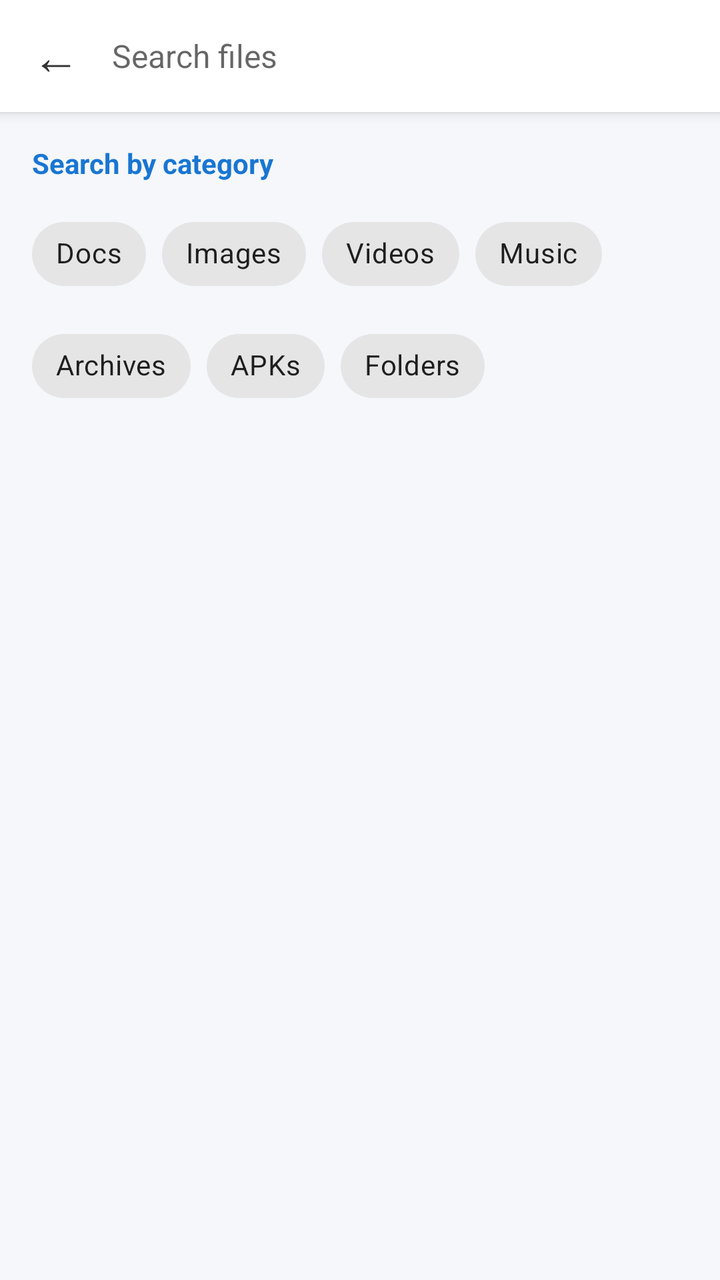
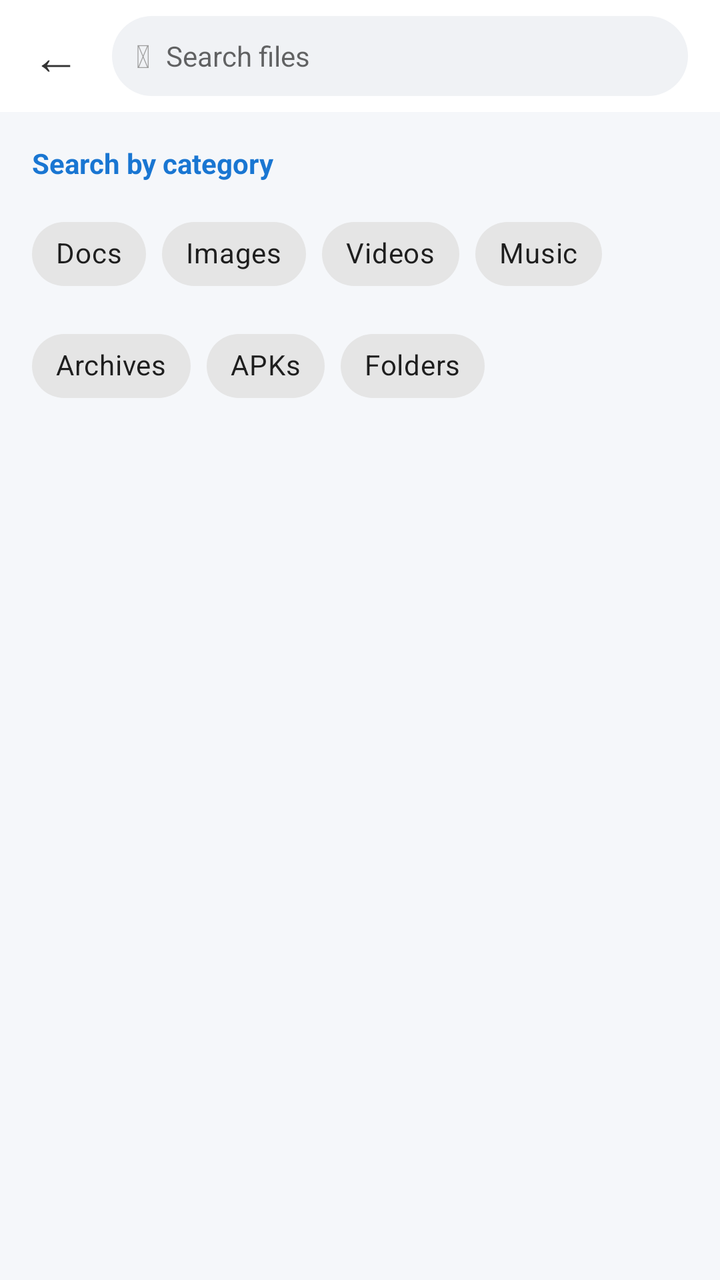

The first picture is an Android layout as it rendered before a commit; the second is the same layout after the commit. The layout source and the unified diff follow.
<!-- AndroidManifest.xml: application theme Theme.MyFile -->
<!-- res/layout/activity_search.xml -->
<?xml version="1.0" encoding="utf-8"?>
<LinearLayout xmlns:android="http://schemas.android.com/apk/res/android"
    xmlns:app="http://schemas.android.com/apk/res-auto"
    android:layout_width="match_parent"
    android:layout_height="match_parent"
    android:orientation="vertical"
    android:background="#F5F7FA">

    
    <LinearLayout
        android:layout_width="match_parent"
        android:layout_height="wrap_content"
        android:orientation="horizontal"
        android:gravity="center_vertical"
        android:background="#FFFFFF"
        android:padding="8dp"
        android:elevation="4dp">

        <TextView
            android:id="@+id/btnBack"
            android:layout_width="40dp"
            android:layout_height="40dp"
            android:gravity="center"
            android:text="&#8592;"
            android:textSize="24sp"
            android:textColor="#333333"
            android:background="?attr/selectableItemBackgroundBorderless" />

        <EditText
            android:id="@+id/etSearchQuery"
            android:layout_width="0dp"
            android:layout_height="40dp"
            android:layout_weight="1"
            android:background="@null"
            android:hint="Search files"
            android:paddingStart="8dp"
            android:paddingEnd="8dp"
            android:singleLine="true"
            android:imeOptions="actionSearch"
            android:textColor="#333333"
            android:textSize="16sp" />

        <TextView
            android:id="@+id/btnClear"
            android:layout_width="40dp"
            android:layout_height="40dp"
            android:gravity="center"
            android:text="✕"
            android:textSize="18sp"
            android:textColor="#9E9E9E"
            android:background="?attr/selectableItemBackgroundBorderless"
            android:visibility="gone" />
    </LinearLayout>

    <FrameLayout
        android:layout_width="match_parent"
        android:layout_height="match_parent">

        
        <ScrollView
            android:id="@+id/layoutSuggestions"
            android:layout_width="match_parent"
            android:layout_height="match_parent"
            android:padding="16dp">

            <LinearLayout
                android:layout_width="match_parent"
                android:layout_height="wrap_content"
                android:orientation="vertical">

                <TextView
                    android:layout_width="wrap_content"
                    android:layout_height="wrap_content"
                    android:text="Search by category"
                    android:textColor="#1976D2"
                    android:textSize="14sp"
                    android:textStyle="bold"
                    android:layout_marginBottom="12dp" />

                <com.google.android.material.chip.ChipGroup
                    android:id="@+id/chipGroupCategories"
                    android:layout_width="match_parent"
                    android:layout_height="wrap_content"
                    app:chipSpacingHorizontal="8dp"
                    app:chipSpacingVertical="8dp">

                    <com.google.android.material.chip.Chip
                        android:id="@+id/chipDocs"
                        style="@style/Widget.MaterialComponents.Chip.Action"
                        android:layout_width="wrap_content"
                        android:layout_height="wrap_content"
                        android:text="Docs" />

                    <com.google.android.material.chip.Chip
                        android:id="@+id/chipImages"
                        style="@style/Widget.MaterialComponents.Chip.Action"
                        android:layout_width="wrap_content"
                        android:layout_height="wrap_content"
                        android:text="Images" />

                    <com.google.android.material.chip.Chip
                        android:id="@+id/chipVideos"
                        style="@style/Widget.MaterialComponents.Chip.Action"
                        android:layout_width="wrap_content"
                        android:layout_height="wrap_content"
                        android:text="Videos" />

                    <com.google.android.material.chip.Chip
                        android:id="@+id/chipMusic"
                        style="@style/Widget.MaterialComponents.Chip.Action"
                        android:layout_width="wrap_content"
                        android:layout_height="wrap_content"
                        android:text="Music" />

                    <com.google.android.material.chip.Chip
                        android:id="@+id/chipArchives"
                        style="@style/Widget.MaterialComponents.Chip.Action"
                        android:layout_width="wrap_content"
                        android:layout_height="wrap_content"
                        android:text="Archives" />

                    <com.google.android.material.chip.Chip
                        android:id="@+id/chipApks"
                        style="@style/Widget.MaterialComponents.Chip.Action"
                        android:layout_width="wrap_content"
                        android:layout_height="wrap_content"
                        android:text="APKs" />

                    <com.google.android.material.chip.Chip
                        android:id="@+id/chipFolders"
                        style="@style/Widget.MaterialComponents.Chip.Action"
                        android:layout_width="wrap_content"
                        android:layout_height="wrap_content"
                        android:text="Folders" />

                </com.google.android.material.chip.ChipGroup>
                
                
                <LinearLayout
                    android:id="@+id/layoutRecentSearchesContainer"
                    android:layout_width="match_parent"
                    android:layout_height="wrap_content"
                    android:orientation="vertical"
                    android:layout_marginTop="24dp"
                    android:visibility="gone">

                    <LinearLayout
                        android:layout_width="match_parent"
                        android:layout_height="wrap_content"
                        android:orientation="horizontal"
                        android:gravity="center_vertical"
                        android:layout_marginBottom="12dp">
                        
                        <TextView
                            android:layout_width="0dp"
                            android:layout_height="wrap_content"
                            android:layout_weight="1"
                            android:text="Recent searches"
                            android:textColor="#1976D2"
                            android:textSize="14sp"
                            android:textStyle="bold" />
                            
                        <TextView
                            android:id="@+id/btnClearRecent"
                            android:layout_width="wrap_content"
                            android:layout_height="wrap_content"
                            android:text="CLEAR ALL"
                            android:textColor="#9E9E9E"
                            android:textSize="12sp"
                            android:textStyle="bold"
                            android:background="?attr/selectableItemBackgroundBorderless"
                            android:padding="4dp" />
                    </LinearLayout>

                    <LinearLayout
                        android:id="@+id/layoutRecentSearchesList"
                        android:layout_width="match_parent"
                        android:layout_height="wrap_content"
                        android:orientation="vertical" />
                </LinearLayout>
                
                
                <LinearLayout
                    android:id="@+id/layoutLoading"
                    android:layout_width="match_parent"
                    android:layout_height="wrap_content"
                    android:orientation="vertical"
                    android:gravity="center"
                    android:layout_marginTop="32dp"
                    android:visibility="gone">
                    <ProgressBar
                        android:layout_width="wrap_content"
                        android:layout_height="wrap_content" />
                    <TextView
                        android:layout_width="wrap_content"
                        android:layout_height="wrap_content"
                        android:text="Searching..."
                        android:layout_marginTop="8dp"
                        android:textColor="#666666" />
                </LinearLayout>

            </LinearLayout>
        </ScrollView>

        
        <LinearLayout
            android:id="@+id/layoutResults"
            android:layout_width="match_parent"
            android:layout_height="match_parent"
            android:orientation="vertical"
            android:visibility="gone">
            
            <TextView
                android:id="@+id/tvResultsCount"
                android:layout_width="match_parent"
                android:layout_height="wrap_content"
                android:padding="12dp"
                android:textColor="#666666"
                android:textSize="12sp"
                android:text="Found 0 items" />

            <androidx.recyclerview.widget.RecyclerView
                android:id="@+id/rvSearchResults"
                android:layout_width="match_parent"
                android:layout_height="match_parent"
                android:padding="4dp"
                android:clipToPadding="false" />
        </LinearLayout>

    </FrameLayout>
</LinearLayout>
<!-- resources referenced by this layout -->
<resources>
  <style name="Theme.MyFile" parent="Theme.MaterialComponents.DayNight.NoActionBar">
          <item name="colorPrimary">@color/blue_primary</item>
          <item name="colorPrimaryVariant">@color/blue_dark</item>
          <item name="colorOnPrimary">@color/white</item>
          <item name="android:statusBarColor">@color/blue_dark</item>
      </style>
  <color name="blue_primary">#1976D2</color>
  <color name="blue_dark">#1565C0</color>
  <color name="white">#FFFFFF</color>
</resources>

<!-- the commit's change to res/layout/activity_search.xml (unified diff, before → after) -->
@@ -13,8 +13,7 @@
         android:orientation="horizontal"
         android:gravity="center_vertical"
         android:background="#FFFFFF"
-        android:padding="8dp"
-        android:elevation="4dp">
+        android:padding="8dp">
 
         <TextView
             android:id="@+id/btnBack"
@@ -26,30 +25,65 @@
             android:textColor="#333333"
             android:background="?attr/selectableItemBackgroundBorderless" />
 
-        <EditText
-            android:id="@+id/etSearchQuery"
+        <LinearLayout
             android:layout_width="0dp"
             android:layout_height="40dp"
             android:layout_weight="1"
-            android:background="@null"
-            android:hint="Search files"
-            android:paddingStart="8dp"
-            android:paddingEnd="8dp"
-            android:singleLine="true"
-            android:imeOptions="actionSearch"
-            android:textColor="#333333"
-            android:textSize="16sp" />
-
-        <TextView
-            android:id="@+id/btnClear"
-            android:layout_width="40dp"
-            android:layout_height="40dp"
-            android:gravity="center"
-            android:text="✕"
-            android:textSize="18sp"
-            android:textColor="#9E9E9E"
-            android:background="?attr/selectableItemBackgroundBorderless"
-            android:visibility="gone" />
+            android:layout_marginStart="8dp"
+            android:layout_marginEnd="8dp"
+            android:orientation="horizontal"
+            android:gravity="center_vertical"
+            android:background="@drawable/bg_search_pill"
+            android:paddingStart="12dp"
+            android:paddingEnd="4dp">
+
+            <TextView
+                android:layout_width="wrap_content"
+                android:layout_height="wrap_content"
+                android:text="&#128269;"
+                android:textSize="16sp"
+                android:textColor="#9E9E9E" />
+
+            <TextView
+                android:id="@+id/chipSelectedCategory"
+                android:layout_width="wrap_content"
+                android:layout_height="wrap_content"
+                android:layout_marginStart="8dp"
+                android:background="@drawable/bg_category_chip"
+                android:paddingStart="8dp"
+                android:paddingEnd="8dp"
+                android:paddingTop="2dp"
+                android:paddingBottom="2dp"
+                android:text="Images"
+                android:textColor="#FFFFFF"
+                android:textSize="12sp"
+                android:textStyle="bold"
+                android:visibility="gone" />
+
+            <EditText
+                android:id="@+id/etSearchQuery"
+                android:layout_width="0dp"
+                android:layout_height="match_parent"
+                android:layout_weight="1"
+                android:layout_marginStart="8dp"
+                android:background="@null"
+                android:hint="Search files"
+                android:singleLine="true"
+                android:imeOptions="actionSearch"
+                android:textColor="#333333"
+                android:textSize="14sp" />
+
+            <TextView
+                android:id="@+id/btnClear"
+                android:layout_width="32dp"
+                android:layout_height="32dp"
+                android:gravity="center"
+                android:text="✕"
+                android:textSize="16sp"
+                android:textColor="#9E9E9E"
+                android:background="?attr/selectableItemBackgroundBorderless"
+                android:visibility="gone" />
+        </LinearLayout>
     </LinearLayout>
 
     <FrameLayout
<!-- resource entries referenced after the edit -->
@@ -1,5 +1,17 @@
 <!-- resources referenced by this layout -->
 <resources>
+  <!-- drawable bg_category_chip (drawable) -->
+  <?xml version="1.0" encoding="utf-8"?>
+  <shape xmlns:android="http://schemas.android.com/apk/res/android">
+      <solid android:color="#7E8DAA" />
+      <corners android:radius="12dp" />
+  </shape>
+  <!-- drawable bg_search_pill (drawable) -->
+  <?xml version="1.0" encoding="utf-8"?>
+  <shape xmlns:android="http://schemas.android.com/apk/res/android">
+      <solid android:color="#F0F2F5" />
+      <corners android:radius="20dp" />
+  </shape>
   <style name="Theme.MyFile" parent="Theme.MaterialComponents.DayNight.NoActionBar">
           <item name="colorPrimary">@color/blue_primary</item>
           <item name="colorPrimaryVariant">@color/blue_dark</item>
